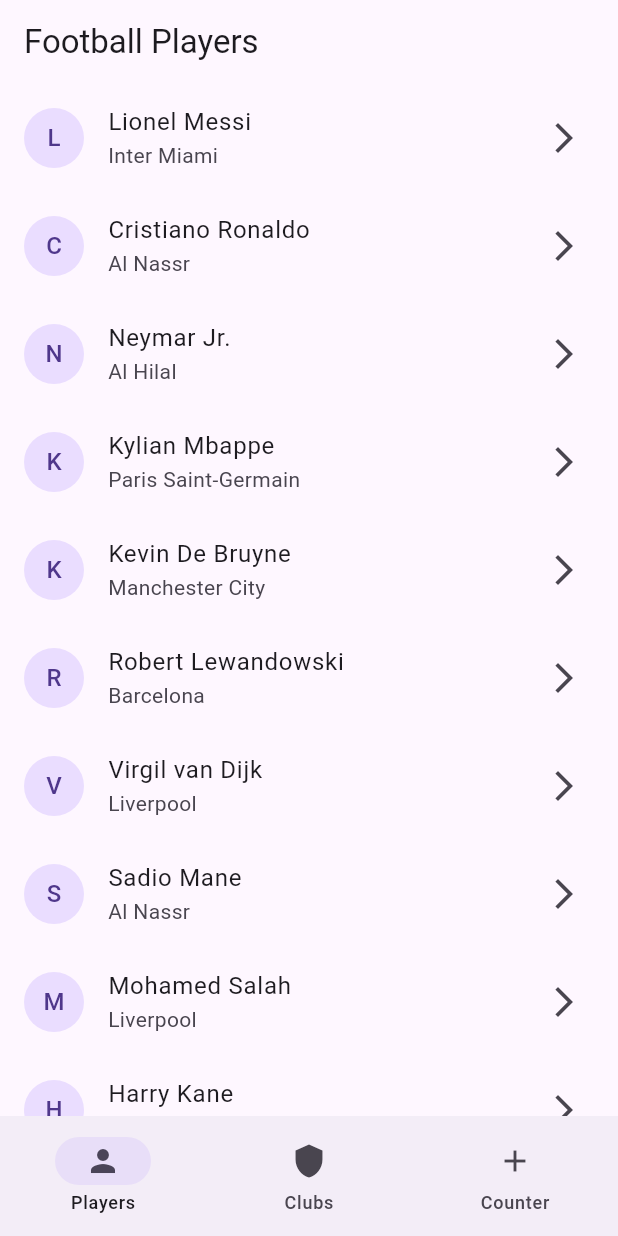
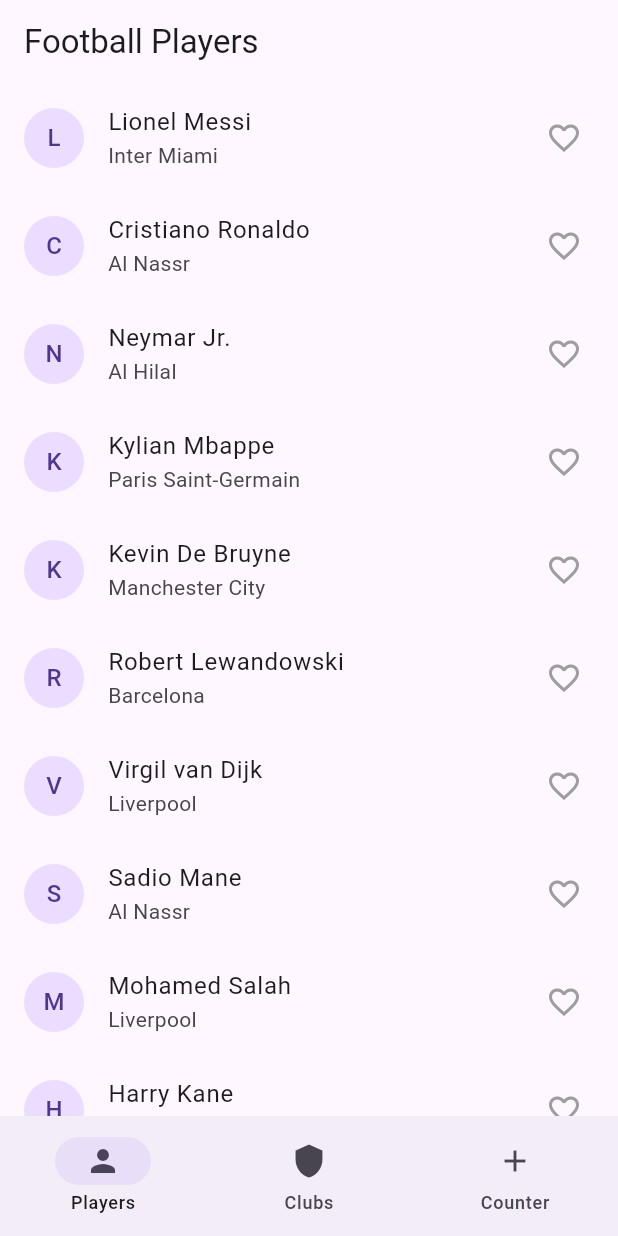
Before and after one commit to nixuiui/flutter_batch_9, a Flutter app: the screen it shows after launch, on a phone screen of 412 x 824 dp. Run offline on Flutter 3.47's test engine with Material 3 defaults, Android fonts, the phone set to English and light mode, and no system bars; our stand-ins replace equatable, flutter_bloc.

Commit message:
feat: favorite player

```diff
--- a/lib/main.dart
+++ b/lib/main.dart
@@ -1,6 +1,7 @@
 import 'package:flutter/material.dart';
 import 'package:flutter_batch_9/pages/day_5/football_player_detail_page.dart';
 import 'package:flutter_batch_9/pages/day_5/football_players_page.dart';
+import 'package:flutter_batch_9/pages/day_6/bloc/favorite_player_cubit.dart';
 import 'package:flutter_batch_9/pages/day_6/bloc/theme_cubit.dart';
 import 'package:flutter_batch_9/pages/day_6/main_page.dart';
 import 'package:flutter_bloc/flutter_bloc.dart';
@@ -14,8 +15,15 @@
 
   @override
   Widget build(BuildContext context) {
-    return BlocProvider(
-      create: (context) => ThemeCubit(),
+    return MultiBlocProvider(
+      providers: [
+        BlocProvider<ThemeCubit>(
+          create: (context) => ThemeCubit(),
+        ),
+        BlocProvider<FavoritePlayerCubit>(
+          create: (context) => FavoritePlayerCubit(),
+        ),
+      ],
       child: BlocBuilder<ThemeCubit, ThemeMode>(
         builder: (context, themeMode) {
           return MaterialApp(
--- a/lib/pages/day_5/football_players_page.dart
+++ b/lib/pages/day_5/football_players_page.dart
@@ -1,4 +1,7 @@
 import 'package:flutter/material.dart';
+import 'package:flutter_batch_9/pages/day_6/bloc/favorite_player_cubit.dart';
+import 'package:flutter_batch_9/pages/day_6/bloc/favorite_player_state.dart';
+import 'package:flutter_bloc/flutter_bloc.dart';
 
 class FootballPlayersPage extends StatefulWidget {
   const FootballPlayersPage({super.key});
@@ -82,13 +85,27 @@
         itemCount: footballPlayers.length,
         itemBuilder: (context, index) {
           final e = footballPlayers[index];
+          return BlocBuilder<FavoritePlayerCubit, FavoritePlayerState?>(
+            builder: (context, state) {
               return ListTile(
                 leading: CircleAvatar(
                   child: Text(e['name']![0]),
                 ),
                 title: Text(e['name']!),
                 subtitle: Text(e['club']!),
-            trailing: const Icon(Icons.arrow_forward_ios),
+                trailing: Icon(
+                  state?.playerNames?.contains(e['name']) == true  ? Icons.favorite : Icons.favorite_border,
+                  color: state?.playerNames?.contains(e['name']) == true
+                    ? Colors.red
+                    : Colors.grey,
+                ),
+                onLongPress: () {
+                  if(state?.playerNames?.contains(e['name']) == true) {
+                    context.read<FavoritePlayerCubit>().removeFromFavorites(e['name'] ?? '');
+                  } else {
+                    context.read<FavoritePlayerCubit>().addToFavorites(e['name'] ?? '');
+                  }
+                },
                 onTap: () async {
                   // final result = await Navigator.push(context, MaterialPageRoute(
                   //   builder: (context) => FootballPlayerDetailPage(
@@ -113,6 +130,8 @@
                 },
               );
             }
+          );
+        }
       )
     );
   }
--- /dev/null
+++ b/lib/pages/day_6/bloc/favorite_player_state.dart
@@ -0,0 +1,16 @@
+import 'package:equatable/equatable.dart';
+
+class FavoritePlayerState extends Equatable {
+  final List<String>? playerNames;
+
+  const FavoritePlayerState({this.playerNames});
+
+  FavoritePlayerState copyWith({List<String>? playerNames}) {
+    return FavoritePlayerState(
+      playerNames: playerNames ?? this.playerNames,
+    );
+  }
+
+  @override
+  List<Object?> get props => [playerNames];
+}
```
Also changed, not shown: lib/pages/day_5/football_player_detail_page.dart (+25 -0 lines), lib/pages/day_6/bloc/favorite_player_cubit.dart (added, +19 -0 lines). Lines whose indentation alone changed are shown as unchanged.
